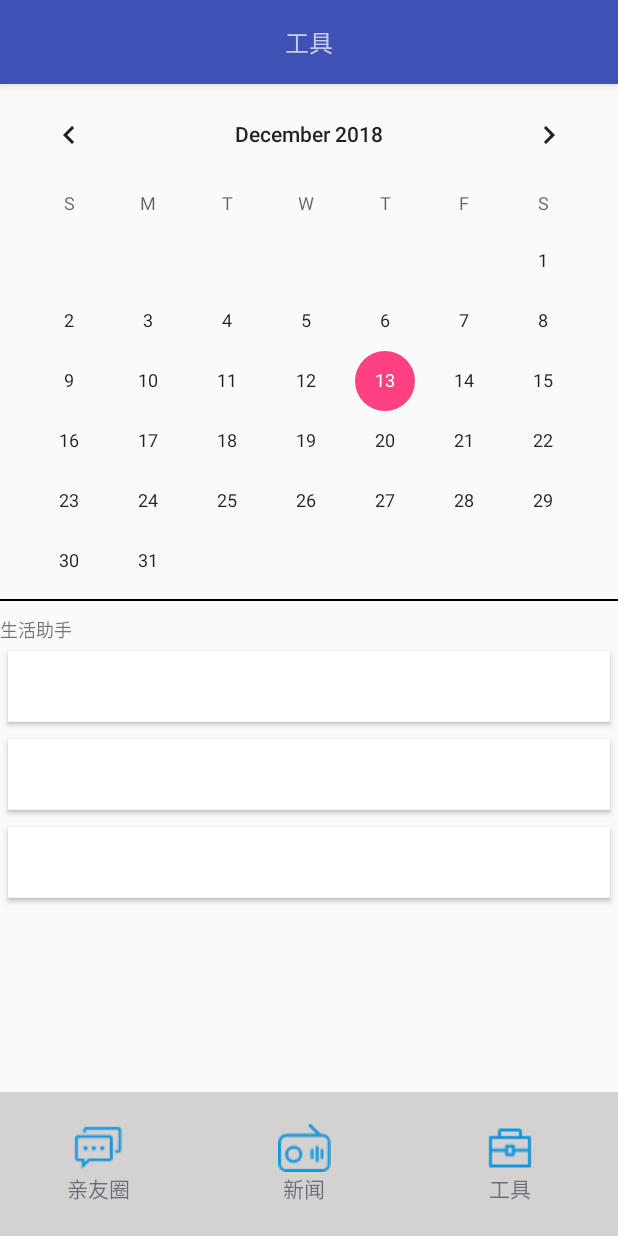
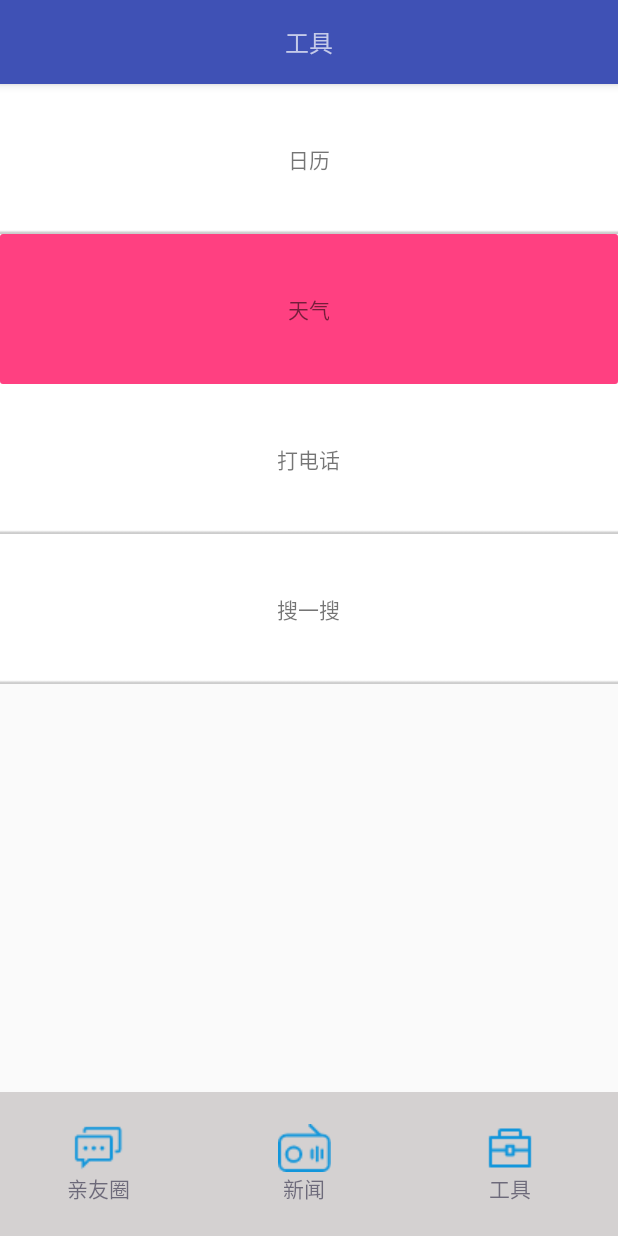
Before and after one commit to houyi19/familychat, an Android app: the screen it shows after launch (FCMainActivity), item 3 of the bottom bar chosen, on a phone screen of 412 x 824 dp. Run offline under Robolectric (Android 15) with nearby library versions, the light colour scheme and no system bars.

Commit message:
add tool container

```diff
--- a/app/src/main/java/com/study/familychat/FCMainActivity.java
+++ b/app/src/main/java/com/study/familychat/FCMainActivity.java
@@ -15,6 +15,7 @@ import com.study.familychat.chat.PhotoFragment;
 import com.study.familychat.models.NavBottomData;
 import com.study.familychat.news.NewsFragment;
 import com.study.familychat.tool.CalendarFragment;
+import com.study.familychat.tool.ToolContainerFragment;
 import com.study.familychat.utils.FragmentManagerUtil;
 
 import org.w3c.dom.Text;
@@ -88,7 +89,7 @@ public class FCMainActivity extends AppCompatActivity {
                 mMainTitle.setText("新闻");
                 break;
             case 2:
-                fragment = CalendarFragment.newInstance();
+                fragment = ToolContainerFragment.newInstance();
                 mMainTitle.setText("工具");
                 break;
         }
--- /dev/null
+++ b/app/src/main/java/com/study/familychat/tool/ToolContainerFragment.java
@@ -0,0 +1,81 @@
+package com.study.familychat.tool;
+
+import android.content.Intent;
+import android.net.Uri;
+import android.os.Bundle;
+import android.support.annotation.NonNull;
+import android.support.annotation.Nullable;
+import android.support.v4.app.Fragment;
+import android.view.LayoutInflater;
+import android.view.View;
+import android.view.ViewGroup;
+import android.widget.LinearLayout;
+
+import com.study.familychat.R;
+import com.study.familychat.WebActivity;
+
+public class ToolContainerFragment extends Fragment implements View.OnClickListener {
+
+    private LinearLayout mCall, mResearch, mCalendar, mMap, mWeather;
+
+
+    public static ToolContainerFragment newInstance() {
+        ToolContainerFragment fragment = new ToolContainerFragment();
+        return fragment;
+    }
+
+    @Override
+    public void onCreate(@Nullable Bundle savedInstanceState) {
+        super.onCreate(savedInstanceState);
+    }
+
+    @Nullable
+    @Override
+    public View onCreateView(@NonNull LayoutInflater inflater, @Nullable ViewGroup container, @Nullable Bundle savedInstanceState) {
+        View v = inflater.inflate(R.layout.frag_tool_container, container, false);
+        mCalendar = v.findViewById(R.id.frag_tool_container_cal);
+        mCall = v.findViewById(R.id.frag_tool_container_call);
+        mWeather = v.findViewById(R.id.frag_tool_container_weather);
+        mResearch = v.findViewById(R.id.frag_tool_container_research);
+        mCalendar.setOnClickListener(this);
+        mCall.setOnClickListener(this);
+        mWeather.setOnClickListener(this);
+        mResearch.setOnClickListener(this);
+        return v;
+    }
+
+    @Override
+    public void onClick(View view) {
+        switch (view.getId()) {
+            case R.id.frag_tool_container_cal:
+                break;
+            case R.id.frag_tool_container_weather:
+                break;
+            case R.id.frag_tool_container_call:
+                toCall();
+                break;
+            case R.id.frag_tool_container_research:
+                toBaiDu();
+                break;
+            default:
+                break;
+        }
+    }
+
+    private void toCall() {
+
+        //跳转拨号界面，不拨打电话；
+        Intent i = new Intent(Intent.ACTION_DIAL, Uri.parse("tel:13237111779"));
+        i.setFlags(Intent.FLAG_ACTIVITY_NEW_TASK);
+        startActivity(i);
+    }
+
+    private void toBaiDu() {
+
+        //跳转到百度一下
+        Intent i = new Intent(getActivity(), WebActivity.class);
+        i.putExtra("url", "http://www.baidu.com");
+        i.setFlags(Intent.FLAG_ACTIVITY_NEW_TASK);
+        startActivity(i);
+    }
+}
--- /dev/null
+++ b/app/src/main/res/drawable/shape_tool_container_bg.xml
@@ -0,0 +1,11 @@
+<?xml version="1.0" encoding="utf-8"?>
+<shape xmlns:android="http://schemas.android.com/apk/res/android"
+    android:shape="rectangle">
+
+    <corners android:radius="2dp"/>
+
+    <stroke android:color="@color/colorAccent"/>
+
+    <solid android:color="@color/colorAccent"/>
+
+</shape>
--- /dev/null
+++ b/app/src/main/res/layout/frag_tool_container.xml
@@ -0,0 +1,73 @@
+<?xml version="1.0" encoding="utf-8"?>
+<ScrollView xmlns:android="http://schemas.android.com/apk/res/android"
+    xmlns:tool="http://schemas.android.com/tools"
+    android:layout_width="match_parent"
+    android:layout_height="match_parent"
+    android:orientation="vertical">
+
+    <LinearLayout
+        android:layout_width="match_parent"
+        android:layout_height="wrap_content"
+        android:orientation="vertical">
+
+        <LinearLayout
+            android:id="@+id/frag_tool_container_cal"
+            android:layout_width="match_parent"
+            android:layout_height="100dp"
+            android:background="@drawable/tool_group_background"
+            android:gravity="center">
+
+            <TextView
+                android:layout_width="wrap_content"
+                android:layout_height="wrap_content"
+                android:text="@string/tool_container_calendar"
+                tool:text="日历" />
+        </LinearLayout>
+
+
+        <LinearLayout
+            android:id="@+id/frag_tool_container_weather"
+            android:layout_width="match_parent"
+            android:layout_height="100dp"
+            android:background="@drawable/shape_tool_container_bg"
+            android:gravity="center">
+
+            <TextView
+                android:layout_width="wrap_content"
+                android:layout_height="wrap_content"
+                android:text="@string/tool_container_weather"
+                tool:text="天气" />
+        </LinearLayout>
+
+
+        <LinearLayout
+            android:id="@+id/frag_tool_container_call"
+            android:layout_width="match_parent"
+            android:layout_height="100dp"
+            android:background="@drawable/tool_group_background"
+            android:gravity="center">
+
+            <TextView
+                android:layout_width="wrap_content"
+                android:layout_height="wrap_content"
+                android:text="@string/tool_container_call"
+                tool:text="打电话" />
+        </LinearLayout>
+
+
+        <LinearLayout
+            android:id="@+id/frag_tool_container_research"
+            android:layout_width="match_parent"
+            android:layout_height="100dp"
+            android:background="@drawable/tool_group_background"
+            android:gravity="center">
+
+            <TextView
+                android:layout_width="wrap_content"
+                android:layout_height="wrap_content"
+                android:text="@string/tool_container_research"
+                tool:text="搜一搜" />
+        </LinearLayout>
+    </LinearLayout>
+
+</ScrollView>
--- a/app/src/main/res/values/strings.xml
+++ b/app/src/main/res/values/strings.xml
@@ -4,4 +4,8 @@
     <!-- TODO: Remove or change this placeholder text -->
     <string name="hello_blank_fragment">Hello blank fragment</string>
     <string name="tool_life_help">生活助手</string>
+    <string name="tool_container_calendar">日历</string>
+    <string name="tool_container_weather">天气</string>
+    <string name="tool_container_call">打电话</string>
+    <string name="tool_container_research">搜一搜</string>
 </resources>
```
